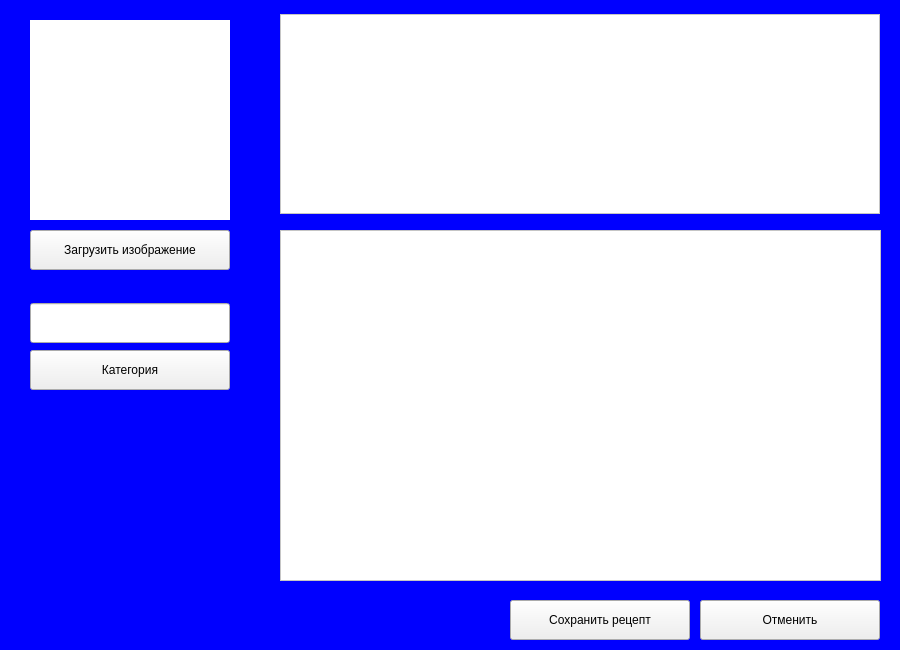
This is Visual Programming/CourseWork/Part2/ReceptBook/newrecordwidget.ui in Krasnoffsky/Study as Qt 5 draws it before an edit. The edited form follows.
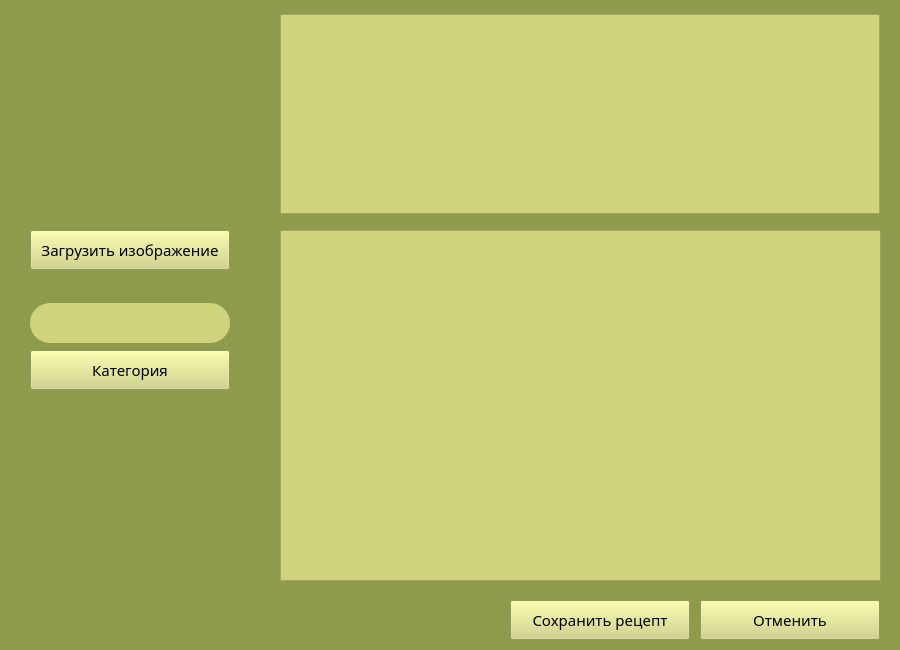
This is the edited form. Icons and pictures are not drawn.

Diff of the .ui file:
```diff
--- a/Visual Programming/CourseWork/Part2/ReceptBook/newrecordwidget.ui
+++ b/Visual Programming/CourseWork/Part2/ReceptBook/newrecordwidget.ui
@@ -30,9 +30,20 @@
     <normaloff>../src/icon.png</normaloff>../src/icon.png</iconset>
   </property>
   <property name="styleSheet">
-   <string notr="true">#NewRecordWidget {background-color: blue}
-QLabel {background-color: white}
-QTextEdit {background-color: white}
+   <string notr="true">#NewRecordWidget {background-color: rgb(142, 154, 76)}
+QPushButton {background-color: rgb(207, 211, 126);;
+	border-width: 0px;}
+QPushButton:hover {background-color: rgb(207, 240, 126);;
+	border-width: 0px;}
+QLineEdit {background-color: rgb(207, 211, 126)}
+#nameLine {border-radius: 20px;
+	border-width: 1px;
+	min-height: 40px;
+	max-height: 40px;
+	min-width: 200px;
+	max-width: 200px}
+
+QTextEdit  {background-color: rgb(207, 211, 126)}
 </string>
   </property>
   <widget class="QLabel" name="picLabel">
@@ -57,6 +68,12 @@
      <height>40</height>
     </rect>
    </property>
+   <property name="font">
+    <font>
+     <family>Calibri Light</family>
+     <pointsize>11</pointsize>
+    </font>
+   </property>
    <property name="text">
     <string>Загрузить изображение</string>
    </property>
@@ -70,6 +87,12 @@
      <height>40</height>
     </rect>
    </property>
+   <property name="font">
+    <font>
+     <family>Calibri Light</family>
+     <pointsize>11</pointsize>
+    </font>
+   </property>
    <property name="text">
     <string>Категория</string>
    </property>
@@ -83,6 +106,12 @@
      <height>351</height>
     </rect>
    </property>
+   <property name="font">
+    <font>
+     <family>Calibri Light</family>
+     <pointsize>11</pointsize>
+    </font>
+   </property>
   </widget>
   <widget class="QPushButton" name="saveButton">
    <property name="geometry">
@@ -93,6 +122,12 @@
      <height>40</height>
     </rect>
    </property>
+   <property name="font">
+    <font>
+     <family>Calibri Light</family>
+     <pointsize>11</pointsize>
+    </font>
+   </property>
    <property name="text">
     <string>Сохранить рецепт</string>
    </property>
@@ -106,6 +141,12 @@
      <height>40</height>
     </rect>
    </property>
+   <property name="font">
+    <font>
+     <family>Calibri Light</family>
+     <pointsize>11</pointsize>
+    </font>
+   </property>
    <property name="text">
     <string>Отменить</string>
    </property>
@@ -119,6 +160,12 @@
      <height>40</height>
     </rect>
    </property>
+   <property name="font">
+    <font>
+     <family>Calibri Light</family>
+     <pointsize>11</pointsize>
+    </font>
+   </property>
   </widget>
   <widget class="QTextEdit" name="ingredientsBox">
    <property name="geometry">
@@ -129,6 +176,12 @@
      <height>200</height>
     </rect>
    </property>
+   <property name="font">
+    <font>
+     <family>Calibri Light</family>
+     <pointsize>11</pointsize>
+    </font>
+   </property>
   </widget>
  </widget>
  <resources/>
```
